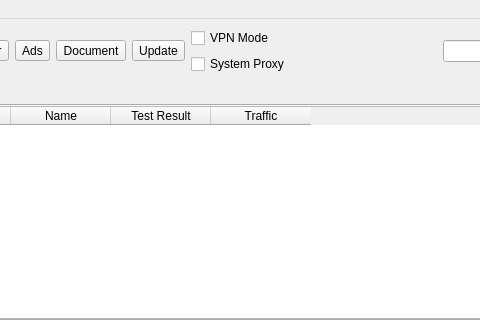
This is ui/mainwindow.ui in MatsuriDayo/nekoray as Qt 5 draws it before an edit; both pictures show x 201 to 681 and y 0 to 320 of the 800 by 600 pixel window. The edited form follows.
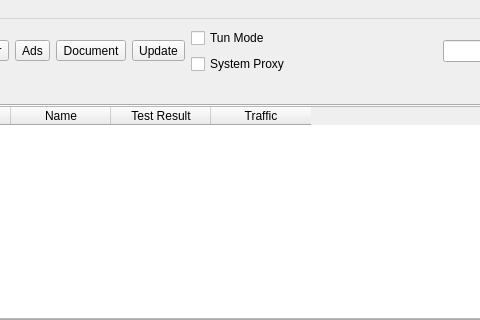
This is the edited form. Icons and pictures are not drawn. Custom widgets are drawn as their Qt base class.

Patch:
```diff
--- a/ui/mainwindow.ui
+++ b/ui/mainwindow.ui
@@ -172,7 +172,7 @@
            </sizepolicy>
           </property>
           <property name="text">
-           <string>VPN Mode</string>
+           <string>Tun Mode</string>
           </property>
          </widget>
         </item>
```
Left out of the diff: 2 changed lines with no effect on the pictures.
